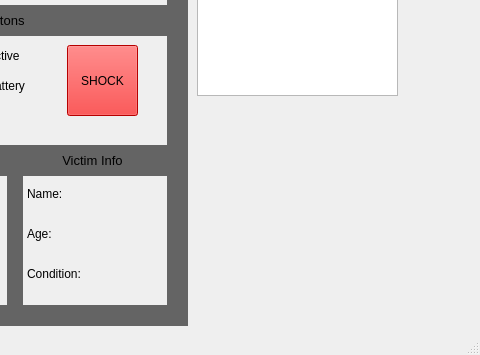
ConnorG1067/COMP3004-FA, file COMP3004-FA/mainwindow.ui: the form before one commit; both pictures show x 493 to 973 and y 334 to 689 of the 973 by 689 pixel window.
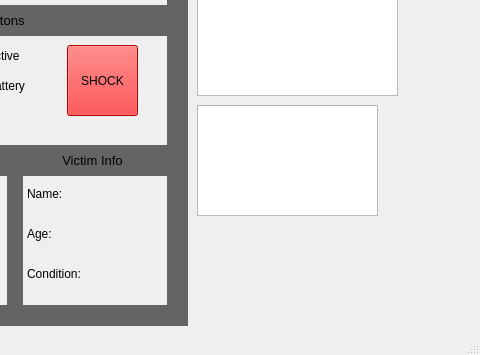
The form after the commit.

Commit message: Added illustration capability to instructions

Patch:
```diff
--- a/COMP3004-FA/mainwindow.ui
+++ b/COMP3004-FA/mainwindow.ui
@@ -600,6 +600,16 @@
      </rect>
     </property>
    </widget>
+   <widget class="QGraphicsView" name="imageInstructionGraphics">
+    <property name="geometry">
+     <rect>
+      <x>690</x>
+      <y>420</y>
+      <width>181</width>
+      <height>111</height>
+     </rect>
+    </property>
+   </widget>
   </widget>
   <widget class="QMenuBar" name="menubar">
    <property name="geometry">
```
The commit also changes 4 other files.
